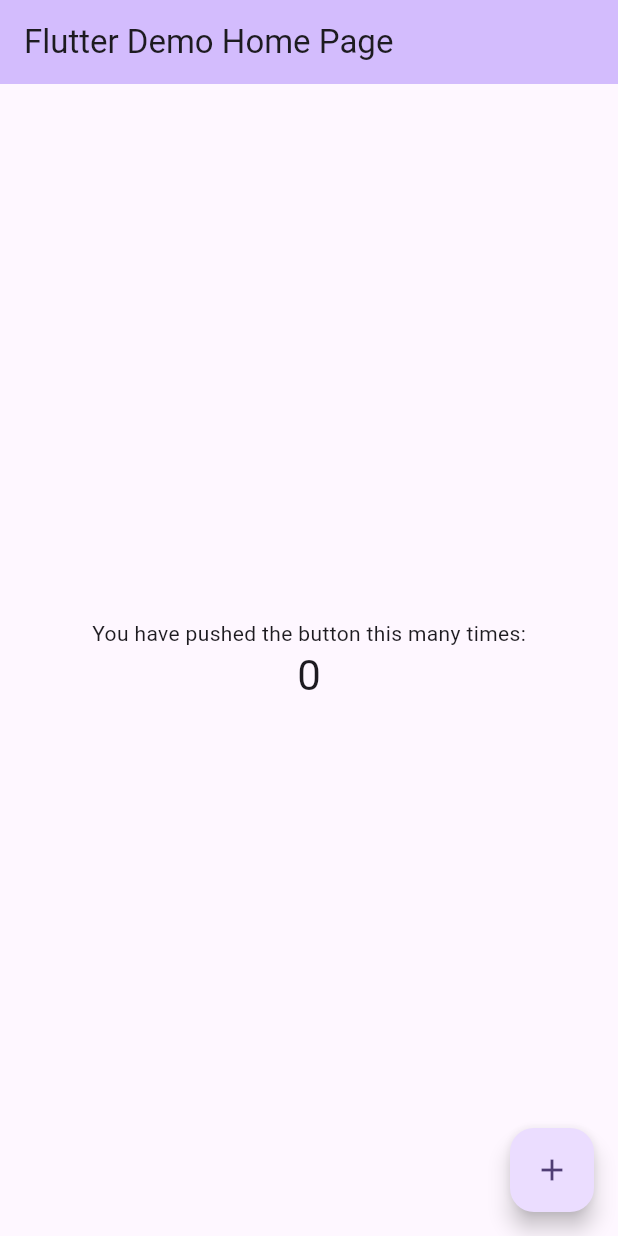
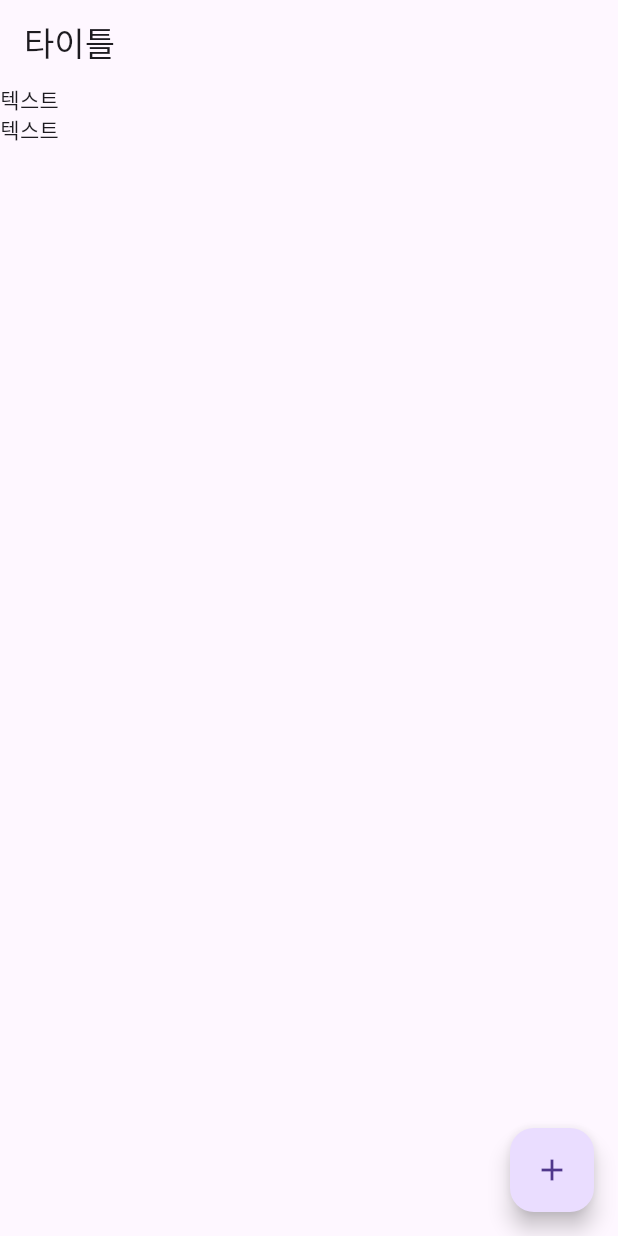
Before and after one commit to qbg5652/week3_homework, a Flutter app: the screen it shows after launch, on a phone screen of 412 x 824 dp. Run offline on Flutter 3.47's test engine with Material 3 defaults, Android fonts, the phone set to English and light mode, and no system bars.

Commit message:
기본 세팅 완료

```diff
--- a/analysis_options.yaml
+++ b/analysis_options.yaml
@@ -21,6 +21,8 @@ linter:
   # `// ignore_for_file: name_of_lint` syntax on the line or in the file
   # producing the lint.
   rules:
+    prefer_const_constructors: false
+    prefer_const_literals_to_create_immutables: false
     # avoid_print: false  # Uncomment to disable the `avoid_print` rule
     # prefer_single_quotes: true  # Uncomment to enable the `prefer_single_quotes` rule
 
--- a/lib/main.dart
+++ b/lib/main.dart
@@ -7,116 +7,48 @@ void main() {
 class MyApp extends StatelessWidget {
   const MyApp({super.key});
 
-  // This widget is the root of your application.
   @override
   Widget build(BuildContext context) {
-    return MaterialApp(
-      title: 'Flutter Demo',
-      theme: ThemeData(
-        // This is the theme of your application.
-        //
-        // TRY THIS: Try running your application with "flutter run". You'll see
-        // the application has a purple toolbar. Then, without quitting the app,
-        // try changing the seedColor in the colorScheme below to Colors.green
-        // and then invoke "hot reload" (save your changes or press the "hot
-        // reload" button in a Flutter-supported IDE, or press "r" if you used
-        // the command line to start the app).
-        //
-        // Notice that the counter didn't reset back to zero; the application
-        // state is not lost during the reload. To reset the state, use hot
-        // restart instead.
-        //
-        // This works for code too, not just values: Most code changes can be
-        // tested with just a hot reload.
-        colorScheme: ColorScheme.fromSeed(seedColor: Colors.deepPurple),
+    return MaterialApp(debugShowCheckedModeBanner: false, home: HomePage());
+  }
+}
+
+// 홈 페이지
+class HomePage extends StatelessWidget {
+  const HomePage({super.key});
+
+  @override
+  Widget build(BuildContext context) {
+    return Scaffold(
+      appBar: AppBar(title: Text("타이틀")),
+      body: Column(children: [Text("텍스트"), Text("텍스트")]),
+      floatingActionButton: FloatingActionButton(
+        child: Icon(Icons.add),
+        onPressed: () {
+          // 2번째 페이지 이동
+          Navigator.push(
+            context,
+            MaterialPageRoute(builder: (_) => SecondPage()),
+          );
+        },
       ),
-      home: const MyHomePage(title: 'Flutter Demo Home Page'),
     );
   }
 }
 
-class MyHomePage extends StatefulWidget {
-  const MyHomePage({super.key, required this.title});
+// 2번째 페이지
+class SecondPage extends StatelessWidget {
+  SecondPage({super.key});
 
-  // This widget is the home page of your application. It is stateful, meaning
-  // that it has a State object (defined below) that contains fields that affect
-  // how it looks.
-
-  // This class is the configuration for the state. It holds the values (in this
-  // case the title) provided by the parent (in this case the App widget) and
-  // used by the build method of the State. Fields in a Widget subclass are
-  // always marked "final".
-
-  final String title;
-
-  @override
-  State<MyHomePage> createState() => _MyHomePageState();
-}
-
-class _MyHomePageState extends State<MyHomePage> {
-  int _counter = 0;
-
-  void _incrementCounter() {
-    setState(() {
-      // This call to setState tells the Flutter framework that something has
-      // changed in this State, which causes it to rerun the build method below
-      // so that the display can reflect the updated values. If we changed
-      // _counter without calling setState(), then the build method would not be
-      // called again, and so nothing would appear to happen.
-      _counter++;
-    });
-  }
+  TextEditingController contentController = TextEditingController();
 
   @override
   Widget build(BuildContext context) {
-    // This method is rerun every time setState is called, for instance as done
-    // by the _incrementCounter method above.
-    //
-    // The Flutter framework has been optimized to make rerunning build methods
-    // fast, so that you can just rebuild anything that needs updating rather
-    // than having to individually change instances of widgets.
     return Scaffold(
       appBar: AppBar(
-        // TRY THIS: Try changing the color here to a specific color (to
-        // Colors.amber, perhaps?) and trigger a hot reload to see the AppBar
-        // change color while the other colors stay the same.
-        backgroundColor: Theme.of(context).colorScheme.inversePrimary,
-        // Here we take the value from the MyHomePage object that was created by
-        // the App.build method, and use it to set our appbar title.
-        title: Text(widget.title),
+        actions: [IconButton(onPressed: () {}, icon: Icon(Icons.delete))],
       ),
-      body: Center(
-        // Center is a layout widget. It takes a single child and positions it
-        // in the middle of the parent.
-        child: Column(
-          // Column is also a layout widget. It takes a list of children and
-          // arranges them vertically. By default, it sizes itself to fit its
-          // children horizontally, and tries to be as tall as its parent.
-          //
-          // Column has various properties to control how it sizes itself and
-          // how it positions its children. Here we use mainAxisAlignment to
-          // center the children vertically; the main axis here is the vertical
-          // axis because Columns are vertical (the cross axis would be
-          // horizontal).
-          //
-          // TRY THIS: Invoke "debug painting" (choose the "Toggle Debug Paint"
-          // action in the IDE, or press "p" in the console), to see the
-          // wireframe for each widget.
-          mainAxisAlignment: MainAxisAlignment.center,
-          children: <Widget>[
-            const Text('You have pushed the button this many times:'),
-            Text(
-              '$_counter',
-              style: Theme.of(context).textTheme.headlineMedium,
-            ),
-          ],
-        ),
-      ),
-      floatingActionButton: FloatingActionButton(
-        onPressed: _incrementCounter,
-        tooltip: 'Increment',
-        child: const Icon(Icons.add),
-      ), // This trailing comma makes auto-formatting nicer for build methods.
+      body: Column(children: [Text('텍스트')]),
     );
   }
 }
```
